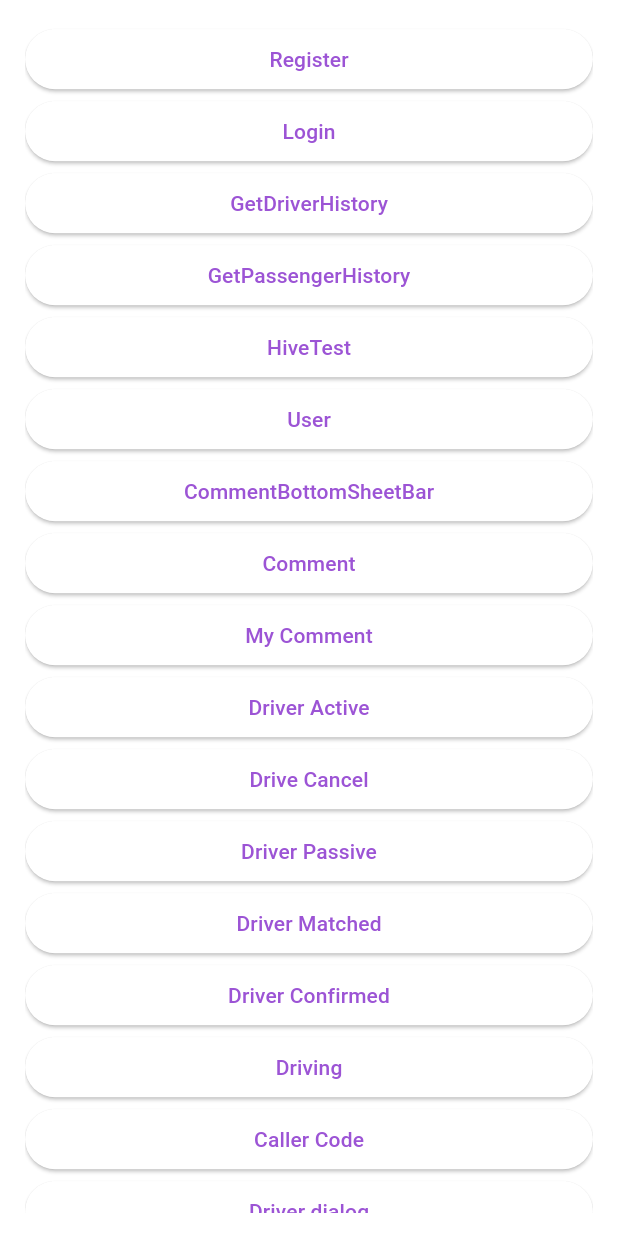
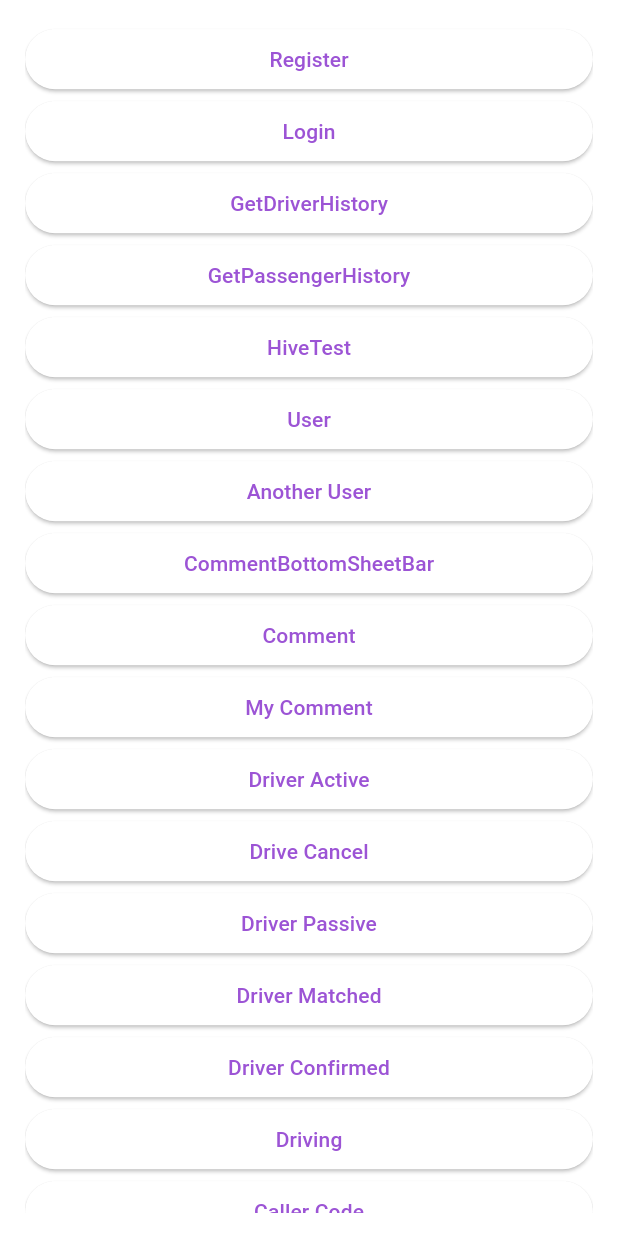
Before and after one commit to bilginfatih/shazy, a Flutter app: the TestPage screen opened directly, after a tap on "GetDriverHistory", on a phone screen of 412 x 824 dp. Run offline on Flutter 3.47's test engine with Material 3 defaults, Android fonts, the light colour scheme and no system bars; our stand-ins replace dio, easy_localization, flutter_mobx, flutter_rating_bar, flutter_svg, geolocator and 10 more; missing offline and left inert: flutter_polyline_points, flutter_session_manager; accounts and stored records are empty; generated files the repository leaves out were written again; network calls fail; project files that could hold a hidden picture were left out.

Commit message:
history service kısmı geliştirildi.

```diff
--- a/lib/models/history/history_model.dart
+++ b/lib/models/history/history_model.dart
@@ -1,4 +1,7 @@
+import 'package:shazy/models/user/user_profile_model.dart';
+
 import '../../core/base/base_model.dart';
+import '../user/user_model.dart';
 
 class HistoryModel extends BaseModel {
   HistoryModel({
@@ -9,6 +12,8 @@ class HistoryModel extends BaseModel {
     this.financeId,
     this.createdAt,
     this.updatedAt,
+    this.userProfile,
+    this.user,
   });
 
   HistoryModel._fromJson(o) {
@@ -31,6 +36,8 @@ class HistoryModel extends BaseModel {
   String? financeId;
   String? id;
   String? updatedAt;
+  UserProfileModel? userProfile;
+  UserModel? user; // TODO: silinebilinir.
 
   @override
   Map<String, dynamic> toJson() {
--- /dev/null
+++ b/lib/models/user/user_profile_model.dart
@@ -0,0 +1,41 @@
+import '../../core/base/base_model.dart';
+
+class UserProfileModel extends BaseModel {
+  UserProfileModel({
+    this.avaragePoint,
+    this.description,
+    this.id,
+    this.lisanceVerification,
+    this.profilePicturePath,
+    this.profileVerification,
+    this.userId,
+  });
+
+  UserProfileModel._fromJson(o) {
+    avaragePoint = double.tryParse(o['avarage_point']);
+    description = o['description'];
+    id = o['id'];
+    lisanceVerification =
+        o['lisance_verification'] == 1 && o['lisance_verification'] != 'null';
+    profilePicturePath = o['profile_picture_path'];
+    profileVerification =
+        o['profile_verification'] == 1 && o['profile_verification'] != 'null';
+    userId = o['user_id'];
+  }
+
+  @override
+  fromJson(json) => UserProfileModel._fromJson(json);
+
+  double? avaragePoint;
+  String? description;
+  String? id;
+  bool? lisanceVerification;
+  String? profilePicturePath;
+  bool? profileVerification;
+  String? userId;
+
+  @override
+  Map<String, dynamic> toJson() {
+    return {};
+  }
+}
--- a/lib/pages/test_pages.dart
+++ b/lib/pages/test_pages.dart
@@ -71,14 +71,13 @@ class TestPage extends StatelessWidget {
                 onPressed: () async {
                   var response =
                       await HistoryService.instance.getDriverHistory();
-                  print(response);
                 },
                 child: Text('GetDriverHistory'),
               ),
               ElevatedButton(
                 onPressed: () async {
                   var response =
-                      await HistoryService.instance.getDriverHistory();
+                      await HistoryService.instance.getPassengerHistory();
                   print(response);
                 },
                 child: Text('GetPassengerHistory'),
@@ -97,6 +96,13 @@ class TestPage extends StatelessWidget {
                   print(data);
                 },
                 child: Text('User'),
+              ),
+              ElevatedButton(
+                onPressed: () async {
+                  await UserService.instance
+                      .getAnotherUser('9a9659af-6549-41d0-be1a-f75ba16e2c60');
+                },
+                child: Text('Another User'),
               ),
               ElevatedButton(
                 onPressed: () async {
--- a/lib/services/history/history_service.dart
+++ b/lib/services/history/history_service.dart
@@ -1,6 +1,9 @@
 import 'package:flutter_session_manager/flutter_session_manager.dart';
+import 'package:shazy/services/comment/comment_service.dart';
+import 'package:shazy/services/user/user_service.dart';
 import '../../core/init/network/network_manager.dart';
 import '../../models/history/history_model.dart';
+import '../../models/user/user_profile_model.dart';
 
 class HistoryService {
   HistoryService._init();
@@ -8,24 +11,40 @@ class HistoryService {
   static HistoryService instance = HistoryService._init();
 
   Future<List<HistoryModel>> getDriverHistory() async {
-    List<HistoryModel> model = [];
+    List<HistoryModel> historyModelList = [];
     try {
       var id = await SessionManager().get('id');
-      var response = await NetworkManager.instance.get('/history/driver/$id');
+      var historyResponse =
+          await NetworkManager.instance.get('/history/driver/$id');
+      for (var item in historyResponse) {
+        HistoryModel model = HistoryModel();
+        model = model.fromJson(item);
+        model.userProfile =
+            await UserService.instance.getAnotherUser(item['caller_id']);
+        historyModelList.add(model);
+      }
     } catch (e) {
       rethrow;
     }
-    return model;
+    return historyModelList;
   }
 
   Future<List<HistoryModel>> getPassengerHistory() async {
-    List<HistoryModel> model = [];
+    List<HistoryModel> historyModelList = [];
     try {
       var id = await SessionManager().get('id');
-      var response = await NetworkManager.instance.get('/history/caller/$id');
+      var historyResponse =
+          await NetworkManager.instance.get('/history/caller/$id');
+      for (var item in historyResponse) {
+        HistoryModel model = HistoryModel();
+        model.userProfile =
+            await UserService.instance.getAnotherUser(item['driver_id']);
+
+        historyModelList.add(model);
+      }
     } catch (e) {
       rethrow;
     }
-    return model;
+    return historyModelList;
   }
 }
```
Also changed, not shown: lib/services/user/user_service.dart (+14 -1 lines).
